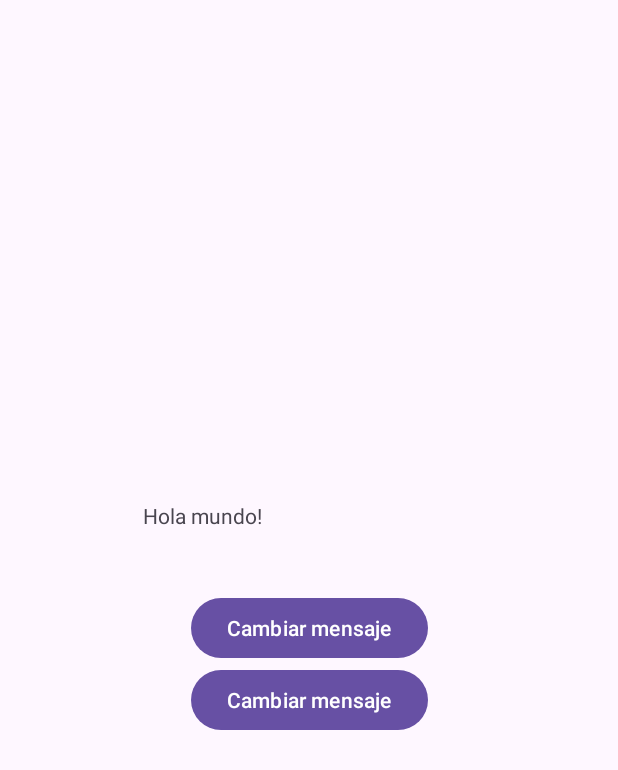
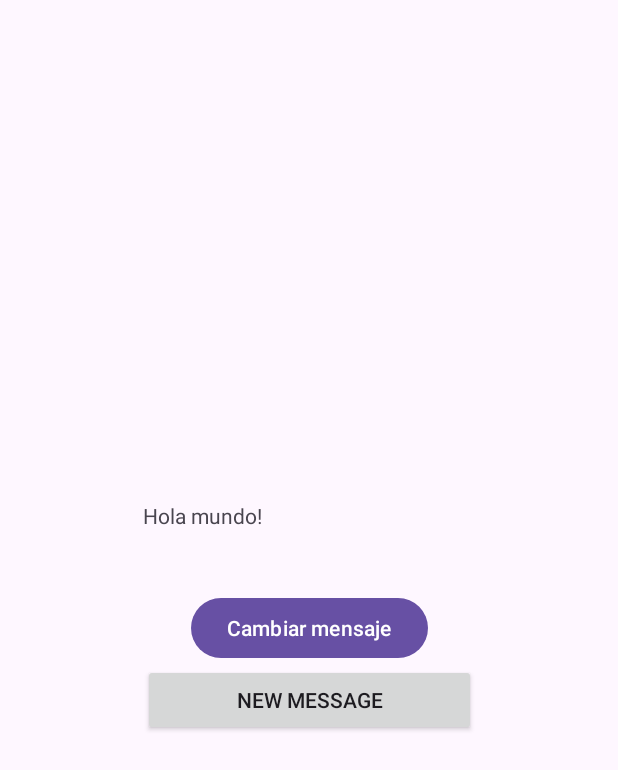
Before and after one commit to Necroo1/26.3.leasson, an Android app: the screen it shows after launch (MainActivity), on a phone screen of 412 x 824 dp. Shown: the top 770 px of the screen. Run offline under Robolectric (Android 15) with nearby library versions, the phone set to English and light mode, and no system bars.

Commit message:
refactor: move button to onCreate

```diff
--- a/app/src/main/java/com/example/a263leasson/MainActivity.java
+++ b/app/src/main/java/com/example/a263leasson/MainActivity.java
@@ -4,6 +4,7 @@ import android.os.Bundle;
 import android.util.Log;
 import android.view.View;
 import android.widget.Button;
+import android.widget.LinearLayout;
 import android.widget.TextView;
 import android.widget.Toast;
 
@@ -19,15 +20,22 @@ public class MainActivity extends AppCompatActivity {
     protected void onCreate(Bundle savedInstanceState) {
         super.onCreate(savedInstanceState);
         setContentView(R.layout.activity_main);
-        Button new_button = findViewById(R.id.new_button);
+        Button new_button = new Button(this);
+        new_button.setText(R.string.new_message);
+        new_button.setWidth(LinearLayout.LayoutParams.WRAP_CONTENT);
+        new_button.setHeight(LinearLayout.LayoutParams.WRAP_CONTENT);
+
+        LinearLayout card = (LinearLayout) findViewById(+R.id.card);
+        card.addView(new_button);
+
         new_button.setOnClickListener(new View.OnClickListener() {
             @Override
             public void onClick(View v) {
                 TextView welcome_message = findViewById(R.id.welcome_message);
-               welcome_message.setText("Otro Mensaje");
-               Button mew_button = (Button) v;
+                welcome_message.setText("Otro mensaje");
+                Button new_button = (Button) v;
                 new_button.setText("Mensaje Actualizado");
-               Toast messageToast = Toast.makeText(getApplicationContext(),"Segundo Boton Clickeado", Toast.LENGTH_SHORT);
+                Toast messageToast = Toast.makeText(getApplicationContext(), "Segundo botón clickeado", Toast.LENGTH_LONG);
                 messageToast.show();
             }
         });
--- a/app/src/main/res/layout/activity_main.xml
+++ b/app/src/main/res/layout/activity_main.xml
@@ -34,14 +34,6 @@
             android:onClick="updateMessage"
             android:text="@string/button_text" />
 
-        <Button
-            android:id="@+id/new_button"
-            android:layout_width="wrap_content"
-            android:layout_height="wrap_content"
-            android:text="@string/button_text"
-            android:layout_marginStart="32dp"
-            />
-
     </LinearLayout>
 
 </androidx.constraintlayout.widget.ConstraintLayout>
```
Lines whose indentation alone changed are shown as unchanged.
